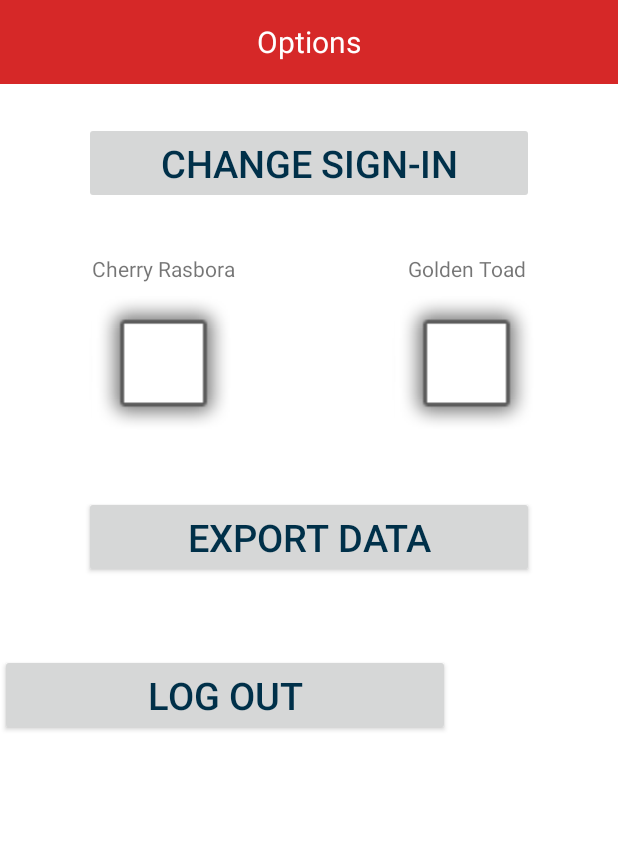
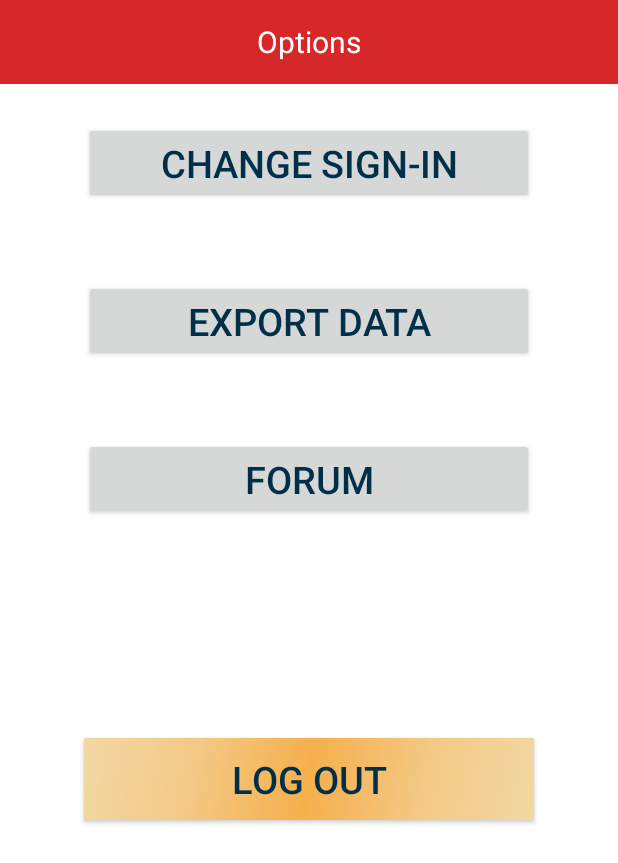
Before and after one commit to BorumTech/BorumJot-AndroidApp, an Android app: the OptionsActivity screen opened directly, with no data from a screen before it, on a phone screen of 412 x 824 dp. Shown: the top 863 px of the screen. Run offline under Robolectric (Android 15) with nearby library versions, the light colour scheme and no system bars.

Commit message:
Merge SupportActivity into Options
* Remove HelpAndFeedbackActivity/activity_support files; merge buttons into options_activity; remove from menu, manifest
* Update privacy policy to reflect encryption - not zero-access, rather regular encryption
* Fix bug with showing "A system error occurred" with the statusCode conditional for updatings the labels of a task
* Fix bug with OrangeGradientButton
* Remove theme buttons and GoldenToad theme - this would be too complicated for a first Android app
* Confirm orange border as new JottingsList UI

v0.6.5

```diff
--- a/app/build.gradle
+++ b/app/build.gradle
@@ -8,8 +8,8 @@ android {
         applicationId "com.boruminc.borumjot.android"
         minSdkVersion 16
         targetSdkVersion 29
-        versionCode 30
-        versionName "0.6.4"
+        versionCode 31
+        versionName "0.6.5"
 
         testInstrumentationRunner "androidx.test.runner.AndroidJUnitRunner"
     }
--- a/app/src/main/AndroidManifest.xml
+++ b/app/src/main/AndroidManifest.xml
@@ -57,10 +57,6 @@
             android:label="Privacy Policy" />
 
         <activity
-            android:name=".HelpAndFeedbackActivity"
-            android:label="Support" />
-
-        <activity
             android:name=".OptionsActivity"
             android:label="Options" />
 
--- a/app/src/main/java/com/boruminc/borumjot/android/HomeActivity.java
+++ b/app/src/main/java/com/boruminc/borumjot/android/HomeActivity.java
@@ -130,9 +130,6 @@ public class HomeActivity extends AppCompatActivity {
         switch (item.getItemId()) {
             case R.id.options_btn:
                 startActivity(new Intent(this, OptionsActivity.class));
-                break;
-            case R.id.helpandfdbck_btn:
-                startActivity(new Intent(this, HelpAndFeedbackActivity.class));
                 break;
             case R.id.privacypolicy_btn:
                 startActivity(new Intent(this, PrivacyPolicyActivity.class));
--- a/app/src/main/java/com/boruminc/borumjot/android/JottingActivity.java
+++ b/app/src/main/java/com/boruminc/borumjot/android/JottingActivity.java
@@ -295,7 +295,7 @@ abstract class JottingActivity extends FragmentActivity {
             .setCancelable(true)
             .setPositiveButton("Save", (dialog, which) -> {
                 new TaskRunner().executeAsync(updateJottingLabels(), data -> {
-                    if (data == null || data.optInt("statusCode") != 200) {
+                    if (data == null || data.optInt("statusCode") < 200 || data.optInt("statusCode") >= 300) {
                         Toast.makeText(this, "A system error occurred", Toast.LENGTH_SHORT).show();
                     }
                 });
--- a/app/src/main/java/com/boruminc/borumjot/android/OptionsActivity.java
+++ b/app/src/main/java/com/boruminc/borumjot/android/OptionsActivity.java
@@ -2,6 +2,7 @@ package com.boruminc.borumjot.android;
 
 import android.content.Context;
 import android.content.Intent;
+import android.net.Uri;
 import android.os.Bundle;
 import android.view.View;
 import android.widget.Toast;
@@ -29,4 +30,9 @@ public class OptionsActivity extends OptionsMenuItemActivity {
         startActivity(new Intent(this, LoginActivity.class));
         Toast.makeText(this, "Logged out successfully!", Toast.LENGTH_SHORT).show();
     }
+
+    public void onForumClick(View view) {
+        Intent borumIntent = new Intent(Intent.ACTION_VIEW, Uri.parse(getString(R.string.forum_link)));
+        startActivity(borumIntent);
+    }
 }
--- a/app/src/main/java/com/boruminc/borumjot/android/customviews/OrangeGradientButton.java
+++ b/app/src/main/java/com/boruminc/borumjot/android/customviews/OrangeGradientButton.java
@@ -12,14 +12,11 @@ import com.boruminc.borumjot.android.ButtonGradient;
 public class OrangeGradientButton extends AppCompatButton {
     public OrangeGradientButton(@NonNull Context context) {
         super(context);
+        setBackground(ButtonGradient.getOneSelectButtonGradient());
     }
 
     public OrangeGradientButton(Context context, AttributeSet attrs){
         super(context, attrs);
-    }
-
-    @Override
-    public Drawable getBackground() {
-        return ButtonGradient.getOneSelectButtonGradient();
+        setBackground(ButtonGradient.getOneSelectButtonGradient());
     }
 }
--- a/app/src/main/res/layout-v21/options_activity.xml
+++ /dev/null
@@ -1,67 +0,0 @@
-<?xml version="1.0" encoding="utf-8"?>
-<LinearLayout xmlns:android="http://schemas.android.com/apk/res/android"
-    xmlns:tools="http://schemas.android.com/tools"
-    xmlns:grid="http://schemas.android.com/apk/res-auto"
-    android:orientation="vertical"
-    android:layout_width="match_parent"
-    android:layout_height="match_parent"
-    tools:context=".OptionsActivity">
-
-    <fragment
-        android:id="@+id/appbar"
-        android:layout_width="match_parent"
-        android:layout_height="wrap_content"
-        android:name="com.boruminc.borumjot.android.AppBarFragment"
-        tools:layout="@layout/appbar_appname_fragment" />
-
-    <com.boruminc.borumjot.android.customviews.OrangeGradientButton
-        style="@style/OneSelectButtonGradient"
-        android:text="@string/action_change_sign_in"
-        android:layout_gravity="center_horizontal"/>
-
-    <GridLayout
-        android:id="@+id/color_theme_grid"
-        style="@style/ColorThemeGrid">
-
-        <TextView
-            android:layout_width="wrap_content"
-            android:layout_height="20dp"
-            android:layout_columnWeight="1"
-            android:layout_rowWeight="1"
-            android:gravity="center_horizontal"
-            android:layout_column="0"
-            android:layout_row="0"
-            android:text="@string/cherry_rasbora_title" />
-
-        <ImageView
-            android:layout_column="0"
-            style="@style/ColorThemeImage"/>
-
-        <TextView
-            android:layout_width="wrap_content"
-            android:layout_height="20dp"
-            android:layout_columnWeight="1"
-            android:layout_rowWeight="1"
-            android:gravity="center_horizontal"
-            android:layout_column="1"
-            android:layout_row="0"
-            android:text="@string/golden_toad_title" />
-
-        <ImageView
-            android:layout_column="1"
-            style="@style/ColorThemeImage"/>
-    </GridLayout>
-
-    <Button
-        style="@style/OneSelectButtonGradient"
-        android:layout_gravity="center_horizontal"
-        android:text="@string/action_export_data" />
-
-    <Button
-        android:id="@+id/logout_btn"
-        android:text="@string/action_logout"
-        style="@style/OneSelectButtonGradient"
-        android:onClick="onLogoutClick"
-    />
-
-</LinearLayout>
--- a/app/src/main/res/layout/options_activity.xml
+++ b/app/src/main/res/layout/options_activity.xml
@@ -14,77 +14,26 @@
         android:name="com.boruminc.borumjot.android.AppBarFragment"
         tools:layout="@layout/appbar_appname_fragment" />
 
-    <com.boruminc.borumjot.android.customviews.OrangeGradientButton
+    <Button
         style="@style/OneSelectButtonGradient"
         android:text="@string/action_change_sign_in"
         android:layout_gravity="center_horizontal"/>
 
-    <GridLayout
-        android:id="@+id/color_theme_grid"
-        style="@style/ColorThemeGrid">
-
-        <LinearLayout
-            android:layout_row="0"
-            android:layout_width="match_parent"
-            android:layout_height="wrap_content"
-            android:orientation="horizontal">
-            <Space
-                android:layout_width="wrap_content"
-                android:layout_height="match_parent"
-                android:layout_weight="1" />
-            <TextView
-                android:layout_width="wrap_content"
-                android:layout_height="wrap_content"
-                android:text="@string/cherry_rasbora_title" />
-            <Space
-                android:layout_width="wrap_content"
-                android:layout_height="match_parent"
-                android:layout_weight="1" />
-            <TextView
-                android:layout_width="wrap_content"
-                android:layout_height="wrap_content"
-                android:text="@string/golden_toad_title"/>
-            <Space
-                android:layout_width="wrap_content"
-                android:layout_height="match_parent"
-                android:layout_weight="1" />
-        </LinearLayout>
-        <LinearLayout
-            android:layout_row="1"
-            android:layout_column="0"
-            android:layout_width="match_parent"
-            android:layout_height="wrap_content"
-            android:orientation="horizontal">
-            <Space
-                android:layout_width="wrap_content"
-                android:layout_height="match_parent"
-                android:layout_weight="1" />
-            <ImageView
-                style="@style/ColorThemeImage"/>
-            <Space
-                android:layout_width="wrap_content"
-                android:layout_height="match_parent"
-                android:layout_weight="1" />
-            <ImageView
-                style="@style/ColorThemeImage"/>
-            <Space
-                android:layout_width="wrap_content"
-                android:layout_height="match_parent"
-                android:layout_weight="1" />
-        </LinearLayout>
-
-    </GridLayout>
+    <Button
+        android:text="@string/action_export_data"
+        style="@style/OneSelectButtonGradient" />
 
     <Button
+        android:text="@string/action_forum"
         style="@style/OneSelectButtonGradient"
-        android:layout_gravity="center_horizontal"
-        android:text="@string/action_export_data" />
+        android:onClick="onForumClick"/>
 
-    <Button
+    <com.boruminc.borumjot.android.customviews.OrangeGradientButton
         android:id="@+id/logout_btn"
         android:text="@string/action_logout"
+        android:onClick="onLogoutClick"
+        android:layout_marginTop="120dp"
         style="@style/OneSelectButtonGradient"
-        android:onClick="onLogoutClick"
         />
 
 </LinearLayout>
--- a/app/src/main/res/menu/options_menu.xml
+++ b/app/src/main/res/menu/options_menu.xml
@@ -10,9 +10,6 @@
     <item android:id="@+id/options_btn"
         android:title="@string/options_link_title"
         app:showAsAction="collapseActionView" />
-    <item android:id="@+id/helpandfdbck_btn"
-        android:title="@string/support_link_title"
-        app:showAsAction="collapseActionView"/>
     <item android:id="@+id/privacypolicy_btn"
         android:title="@string/privacy_policy_title"
         app:showAsAction="collapseActionView" />
--- a/app/src/main/res/values-v21/styles.xml
+++ b/app/src/main/res/values-v21/styles.xml
@@ -6,15 +6,4 @@
         <item name="android:layout_width">@dimen/header_btn_width</item>
         <item name="background">@drawable/header_button</item>
     </style>
-
-    <style name="ColorThemeImage">
-        <item name="android:layout_width">wrap_content</item>0
-        <item name="android:layout_height">100dp</item>
-        <item name="android:layout_columnWeight">1</item>
-        <item name="android:layout_rowWeight">1</item>
-        <item name="android:gravity">center_horizontal</item>
-        <item name="android:layout_column">0</item>
-        <item name="android:layout_row">1</item>
-        <item name="android:src">@android:drawable/alert_light_frame</item>
-    </style>
 </resources>
--- a/app/src/main/res/values-v26/styles.xml
+++ b/app/src/main/res/values-v26/styles.xml
@@ -13,7 +13,7 @@
         <item name="android:layout_height">wrap_content</item>
         <item name="android:layout_marginTop">10dp</item>
         <item name="android:paddingHorizontal">50dp</item>
-        <item name="android:background">@color/cherryRasboraPrimarySurface</item>
+        <item name="android:background">?attr/colorPrimarySurface</item>
     </style>
 
     <style name="FlexibleListBox">
@@ -34,7 +34,7 @@
         <item name="android:clickable">true</item>
     </style>
 
-    <style name="SubtaskList" parent="CherryRasbora">
+    <style name="SubtaskList" parent="Theme.AppCompat.Light.NoActionBar">
         <item name="android:layout_width">match_parent</item>
         <item name="android:layout_height">wrap_content</item>
         <item name="android:orientation">vertical</item>
--- a/app/src/main/res/values/strings.xml
+++ b/app/src/main/res/values/strings.xml
@@ -79,4 +79,5 @@
     <string name="action_close">Close</string>
     <string name="pin_content_desc">A pin icon</string>
     <string name="action_new_label">Create New Label</string>
+    <string name="forum_link">http://meta.bforborum.com/Topics/Borum-Jot</string>
 </resources>
```
Also changed, not shown: app/src/main/java/com/boruminc/borumjot/android/HelpAndFeedbackActivity.java (deleted, +0 -32 lines), app/src/main/res/layout/activity_support.xml (deleted, +0 -107 lines), app/src/main/res/values/colors.xml (+0 -7 lines), app/src/main/res/values/styles.xml (+6 -14 lines), 1 other file.
